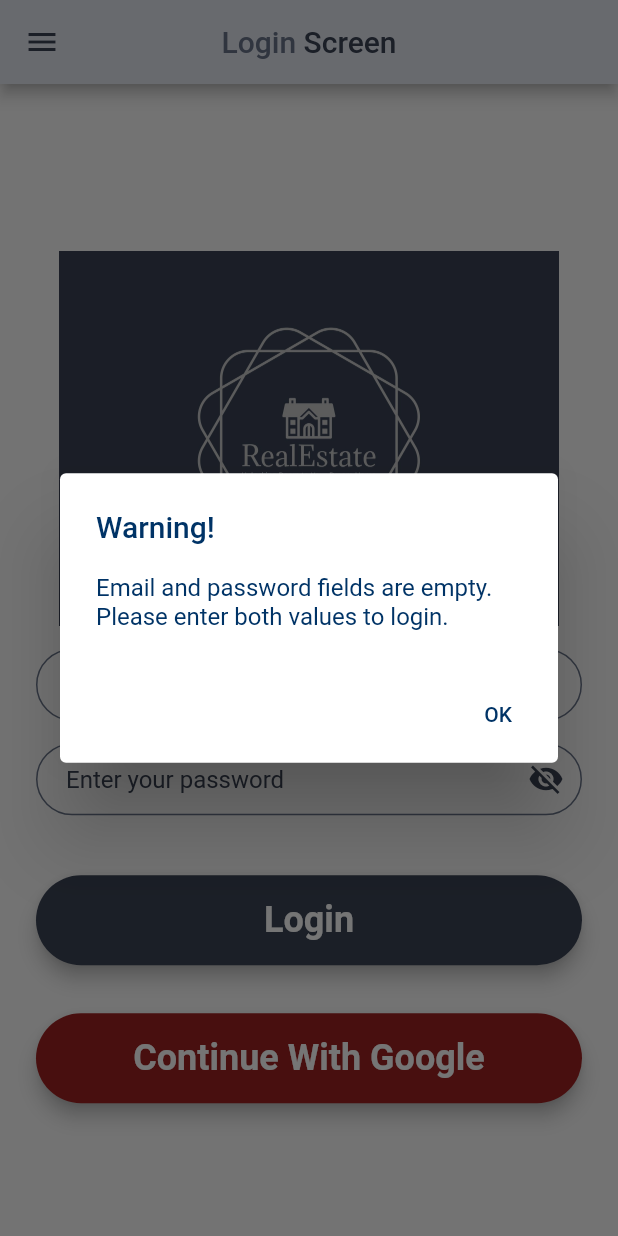
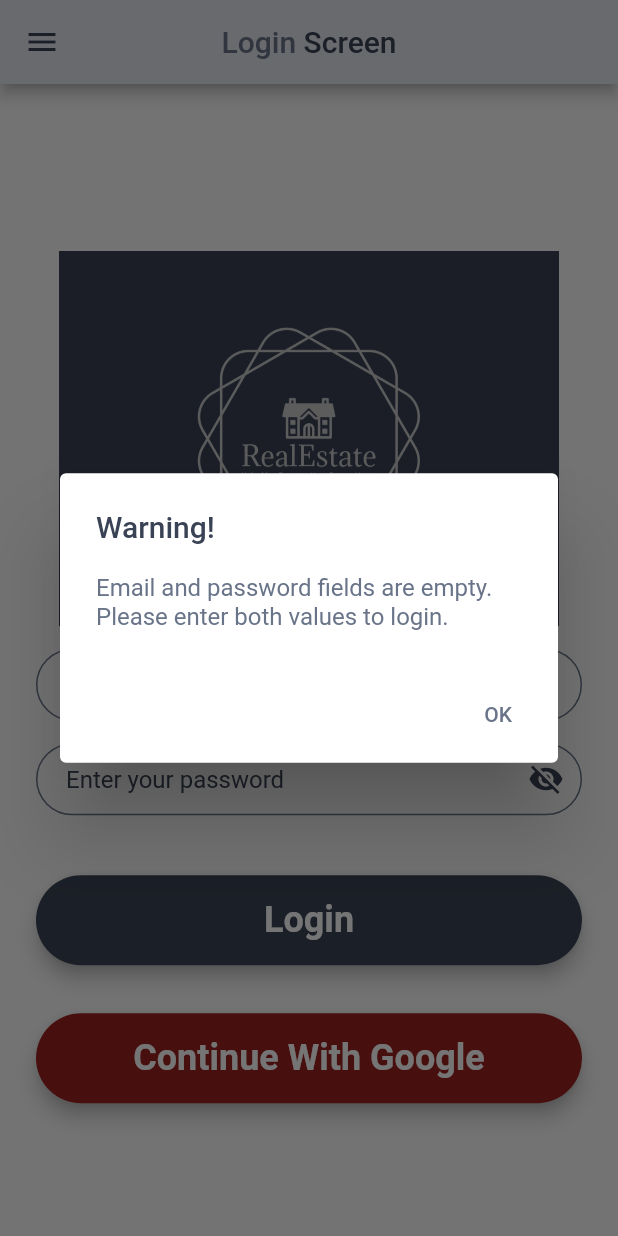
Before and after one commit to aunshpatel/flutter-realestate, a Flutter app: the LoginScreen screen opened by its route, after a tap on "Login", on a phone screen of 412 x 824 dp. Run offline on Flutter 3.47's test engine with Material 3 defaults, Android fonts, the phone set to English and light mode, and no system bars; our stand-ins replace image_picker, shared_preferences; accounts and stored records are empty; network calls fail.

Commit message:
Update alert box ui

```diff
--- a/lib/view/login_screen.dart
+++ b/lib/view/login_screen.dart
@@ -241,17 +241,17 @@ class _LoginScreenState extends State<LoginScreen> {
       barrierDismissible: false,
       builder: (BuildContext context) {
         return AlertDialog(
-          title: Text(AlertTitle, style: TextStyle(color: kThemeBlueColor, fontSize: 20.0)),
+          title: Text(AlertTitle, style: TextStyle(color: kDarkTitleColor, fontSize: 20.0)),
           content: SingleChildScrollView(
             child: ListBody(
               children: <Widget>[
-                Text(AlertText, style: TextStyle(color: kThemeBlueColor)),
+                Text(AlertText, style: TextStyle(color: kLightTitleColor)),
               ],
             ),
           ),
           actions: <Widget>[
             TextButton(
-              child: const Text('OK', style: TextStyle(color: kThemeBlueColor),),
+              child: const Text('OK', style: TextStyle(color: kLightTitleColor),),
               onPressed: () {
                 Navigator.of(context).pop();
               },
@@ -268,17 +268,17 @@ class _LoginScreenState extends State<LoginScreen> {
       barrierDismissible: false,
       builder: (BuildContext context) {
         return AlertDialog(
-          title: const Text('Login Successful!', style: TextStyle(color: kThemeBlueColor, fontSize: 20.0)),
+          title: const Text('Login Successful!', style: TextStyle(color: kDarkTitleColor, fontSize: 20.0)),
           content: SingleChildScrollView(
             child: ListBody(
               children: <Widget>[
-                Text('Congratulations! You have logged in successfully!', style: TextStyle(color: kThemeBlueColor)),
+                Text('Congratulations! You have logged in successfully!', style: TextStyle(color: kLightTitleColor)),
               ],
             ),
           ),
           actions: <Widget>[
             TextButton(
-              child: const Text('OK', style: TextStyle(color: kThemeBlueColor),),
+              child: const Text('OK', style: TextStyle(color: kLightTitleColor),),
               onPressed: () {
                 Navigator.pushNamed(context, '/main_screen');
               },
```
